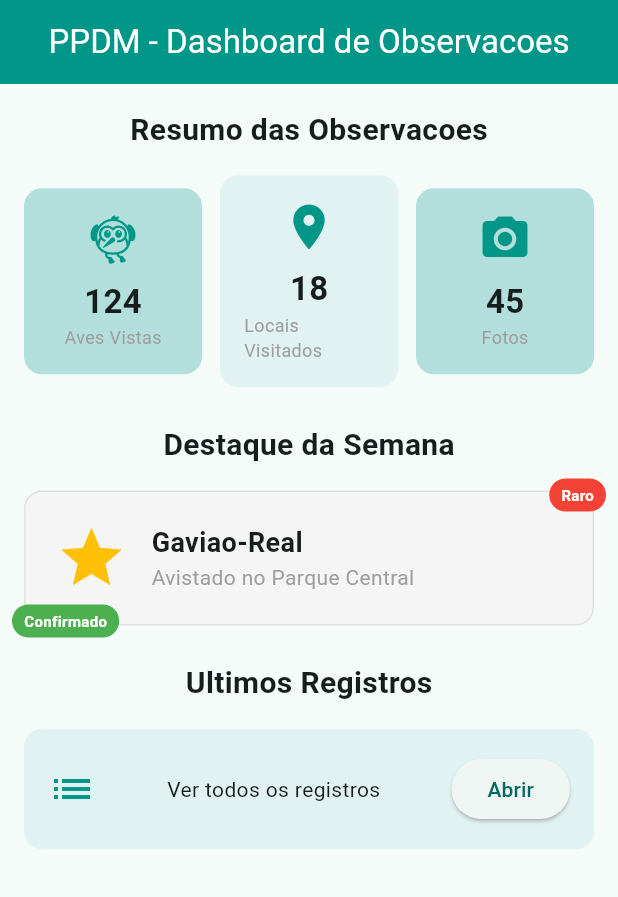
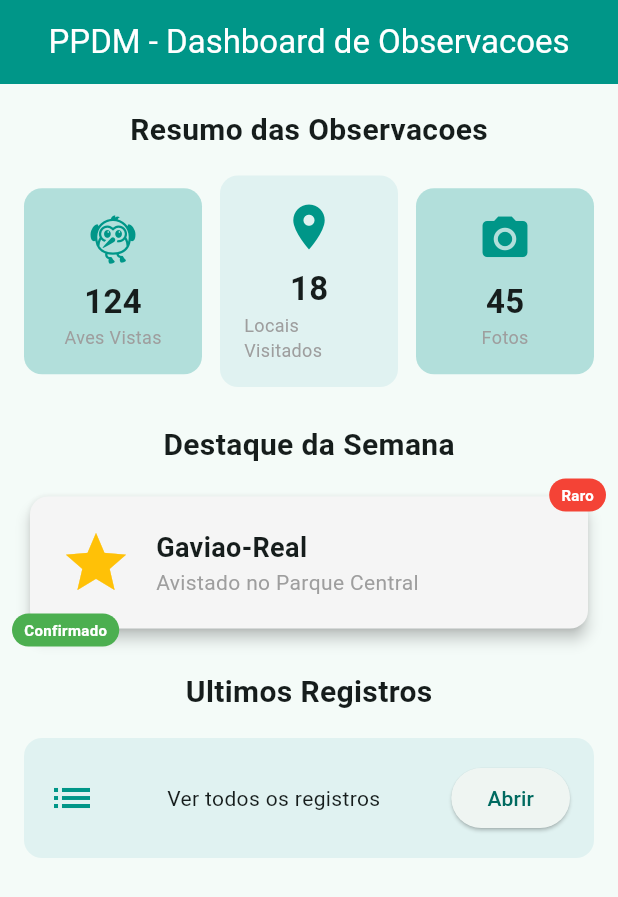
Before and after one commit to karendsilva6-a11y/prova_layout_app, a Flutter app: the screen it shows after launch, on a phone screen of 412 x 824 dp. Shown: the top 897 px of the screen. Run offline on Flutter 3.47's test engine with Material 3 defaults, Android fonts, the phone set to English and light mode, and no system bars.

Commit message:
Exercicio 06: troca Container do destaque por Card com elevation 4

```diff
--- a/lib/main.dart
+++ b/lib/main.dart
@@ -109,14 +109,17 @@ class TelaDashboard extends StatelessWidget {
             Stack(
               clipBehavior: Clip.none,
               children: [
-                Container(
+                // EXERCICIO 06: Card com elevation 4
+                Card(
+                  elevation: 4,
+                  color: Colors.grey.shade100,
+                  shape: RoundedRectangleBorder(
+                    borderRadius: BorderRadius.circular(12),
+                  ),
+                  child: SizedBox(
                     width: double.infinity,
+                    child: Padding(
                       padding: const EdgeInsets.all(20.0),
-                  decoration: BoxDecoration(
-                    color: Colors.grey.shade100,
-                    borderRadius: BorderRadius.circular(12),
-                    border: Border.all(color: Colors.grey.shade300),
-                  ),
                       child: Row(
                         children: [
                           const Icon(Icons.star, size: 48, color: Colors.amber),
@@ -129,6 +132,8 @@ class TelaDashboard extends StatelessWidget {
                             ],
                           ),
                         ],
+                      ),
+                    ),
                   ),
                 ),
                 Positioned(
@@ -146,7 +151,6 @@ class TelaDashboard extends StatelessWidget {
                     ),
                   ),
                 ),
-                // EXERCICIO 05: segundo selo
                 Positioned(
                   bottom: -8,
                   left: -8,
```
Lines whose indentation alone changed are shown as unchanged.
